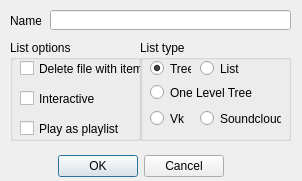
The window that dialogs/tabdialog.ui (jeyboy/playo3) describes before a commit, drawn with Qt 5.
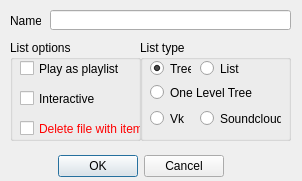
The same window after the commit.

```diff
--- a/dialogs/tabdialog.ui
+++ b/dialogs/tabdialog.ui
@@ -182,7 +182,7 @@
     <property name="geometry">
      <rect>
       <x>10</x>
-      <y>80</y>
+      <y>20</y>
       <width>121</width>
       <height>17</height>
      </rect>
@@ -211,7 +211,7 @@
     <property name="geometry">
      <rect>
       <x>10</x>
-      <y>20</y>
+      <y>80</y>
       <width>121</width>
       <height>17</height>
      </rect>
@@ -219,6 +219,9 @@
     <property name="toolTip">
      <string>&lt;html&gt;&lt;head/&gt;&lt;body&gt;&lt;p&gt;With this option when you remove item, you are initiate deletion  of object from your hard disk ( or account data storage)&lt;/p&gt;&lt;/body&gt;&lt;/html&gt;</string>
     </property>
+    <property name="styleSheet">
+     <string notr="true">color: red</string>
+    </property>
     <property name="text">
      <string>Delete file with item</string>
     </property>
```
